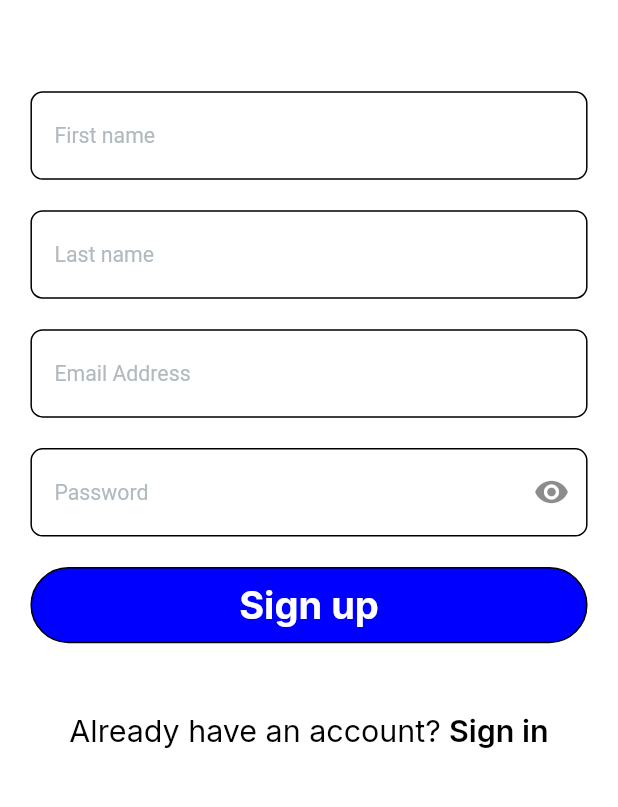
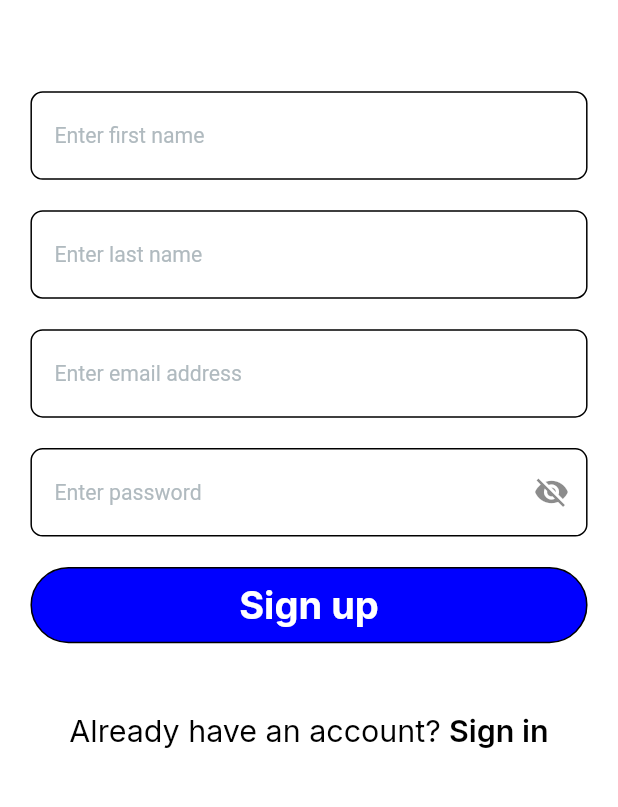
Before and after one commit to ImtiazChowdhuryWork/FitSnap_AI, a Flutter app: the SignUpScreen screen opened by its route, on a phone screen of 412 x 824 dp, the part 140-947 px from its top. Run offline on Flutter 3.47's test engine with Material 3 defaults, Android fonts, the light colour scheme and no system bars; drawn by our look-alikes of auto_animated; our stand-ins replace custom_navigation_bar, dio, flutter_screenutil, flutter_svg, get, get_it and 5 more; missing offline and left inert: dotlottie_loader; accounts and stored records are empty.

Commit message:
SignUp Screen api added

```diff
--- /dev/null
+++ b/lib/features/auth/presentation/sign_up/presentation/sign_up_screen.dart
@@ -0,0 +1,211 @@
+import 'package:fitsnap_ai/constants/validator.dart';
+import 'package:fitsnap_ai/networks/api_acess.dart';
+import 'package:fitsnap_ai/provider/sign_up_screen_provider.dart';
+import 'package:flutter/material.dart';
+import 'package:flutter/services.dart';
+import 'package:flutter_screenutil/flutter_screenutil.dart';
+import 'package:provider/provider.dart';
+
+import '../../../../../common_widgets/custom_back_button.dart';
+import '../../../../../common_widgets/custom_elevated_button.dart';
+import '../../../../../common_widgets/custom_text_form_field.dart';
+import '../../../../../common_widgets/custom_toast.dart';
+import '../../../../../constants/text_font_style.dart';
+import '../../../../../gen/colors.gen.dart';
+import '../../../../../helpers/all_routes.dart';
+import '../../../../../helpers/navigation_service.dart';
+import '../../../../../helpers/ui_helpers.dart';
+
+class SignUpScreen extends StatelessWidget {
+  SignUpScreen({super.key});
+
+  final _formKey = GlobalKey<FormState>();
+
+  @override
+  Widget build(BuildContext context) {
+    return Scaffold(
+      body:
+          Consumer<SignUpScreenProvider>(builder: (context, controller, child) {
+        return SafeArea(
+          child: Padding(
+            padding: EdgeInsets.all(UIHelper.kDefaulutPadding()),
+            child: SingleChildScrollView(
+              child: Column(
+                crossAxisAlignment: CrossAxisAlignment.center,
+                children: [
+                  ///Back Button
+                  Align(
+                    alignment: Alignment.centerLeft,
+                    child: CustomBackButton(),
+                  ),
+
+                  ///Text : FitSnap AI
+                  Text(
+                    "FitSnap AI",
+                    style:
+                        TextFontStyle.headline25BoldcFFFFFFStyleInter.copyWith(
+                      color: AppColors.c0000ff,
+                      fontWeight: FontWeight.bold,
+                      fontSize: 40.sp,
+                    ),
+                  ),
+                  UIHelper.verticalSpace(60.h),
+
+                  /// ✅ Wrap fields in a Form
+                  Form(
+                    key: _formKey,
+                    child: Column(
+                      children: [
+                        ///First Name Field
+                        CustomFormField(
+                          controller: controller.firstNameController,
+                          hintText: "Enter first name",
+                          borderColor: AppColors.c000000,
+                          borderRadius: 8.h,
+                          validator: (value) {
+                            if (controller.firstNameController.text.isEmpty) {
+                              return 'Enter your first name';
+                            } else {
+                              return null;
+                            }
+                          },
+                        ),
+                        UIHelper.verticalSpace(20.h),
+
+                        ///Last Name Field
+                        CustomFormField(
+                          controller: controller.lastNameController,
+                          hintText: "Enter last name",
+                          borderColor: AppColors.c000000,
+                          borderRadius: 8.h,
+                          validator: (value) {
+                            if (controller.lastNameController.text.isEmpty) {
+                              return 'Enter your last name';
+                            } else {
+                              return null;
+                            }
+                          },
+                        ),
+                        UIHelper.verticalSpace(20.h),
+
+                        ///Email Field
+                        CustomFormField(
+                          controller: controller.eamilController,
+                          hintText: "Enter email address",
+                          borderColor: AppColors.c000000,
+                          borderRadius: 8.h,
+                          validator: emailValidator,
+                        ),
+                        UIHelper.verticalSpace(20.h),
+
+                        ///Password Field
+                        CustomFormField(
+                          controller: controller.passwordController,
+                          hintText: "Enter password",
+                          borderColor: AppColors.c000000,
+                          borderRadius: 8.h,
+                          suffixIcon: IconButton(
+                            onPressed: () {
+                              controller.setPasswordMode();
+                            },
+                            icon: Icon(
+                              controller.passwordMode
+                                  ? Icons.visibility_off
+                                  : Icons.visibility,
+                            ),
+                          ),
+                          inputFormatters: [
+                            FilteringTextInputFormatter.deny(
+                                RegExp(r'[^\S\r\n]')),
+                          ],
+                          onChanged: (value) {
+                            controller.passwordController.text =
+                                value.replaceAll(RegExp(r'\s+'), '');
+                          },
+                          validator: passwordValidator,
+                        ),
+                        UIHelper.verticalSpace(20.h),
+                      ],
+                    ),
+                  ),
+
+                  ///Button : Sign up
+                  CustomElevatedButton(
+                    buttonTitle: "Sign up",
+                    borderRadius: 250.r,
+                    isButtonBorderUsed: true,
+                    buttonBorderColor: AppColors.c000000,
+                    onTap: () async {
+                      try {
+                        if (_formKey.currentState!.validate()) {
+                          bool isSuccess = await postSignUpRx.signUp(
+                            firstName:
+                                controller.firstNameController.text.toString(),
+                            lastName:
+                                controller.lastNameController.text.toString(),
+                            email: controller.eamilController.text.toString(),
+                            password:
+                                controller.passwordController.text.toString(),
+                          );
+
+                          if (isSuccess) {
+                            NavigationService.navigateToUntilReplacement(
+                                Routes.navBarScreen);
+                            CustomToastMessage('Success',
+                                'Signup succeded. Welcome to FitSnapAI');
+                          } else {
+                            CustomToastMessage(
+                                'Error', 'Signup failed. Please try again.');
+                          }
+                        }
+                      } catch (error) {
+                        // ⚠️ Catch unexpected errors
+                        CustomToastMessage(
+                            'Error', 'Something went wrong. Please try again.');
+                        // Optional: log the error for debugging
+                        print('Signup Error: $error');
+                      }
+                    },
+                  ),
+                  UIHelper.verticalSpace(45.h),
+
+                  ///Text : Already have an account?
+                  ///Button : Sign In
+                  Row(
+                    mainAxisAlignment: MainAxisAlignment.center,
+                    children: [
+                      Text(
+                        "Already have an account?",
+                        style: TextFontStyle.headline25BoldcFFFFFFStyleInter
+                            .copyWith(
+                          fontSize: 20.sp,
+                          color: AppColors.c000000,
+                          fontWeight: FontWeight.normal,
+                        ),
+                      ),
+                      UIHelper.horizontalSpace(5.w),
+                      InkWell(
+                        onTap: () {
+                          NavigationService.navigateTo(Routes.signinScreen);
+                        },
+                        child: Text(
+                          "Sign in",
+                          style: TextFontStyle.headline25BoldcFFFFFFStyleInter
+                              .copyWith(
+                            fontSize: 20.sp,
+                            color: AppColors.c000000,
+                            fontWeight: FontWeight.w600,
+                          ),
+                        ),
+                      ),
+                    ],
+                  ),
+                ],
+              ),
+            ),
+          ),
+        );
+      }),
+    );
+  }
+}
--- a/lib/features/auth/presentation/sign_up/sign_up_screen.dart
+++ /dev/null
@@ -1,124 +0,0 @@
-import 'package:fitsnap_ai/helpers/ui_helpers.dart';
-import 'package:flutter/material.dart';
-import 'package:flutter_screenutil/flutter_screenutil.dart';
-
-import '../../../../common_widgets/custom_back_button.dart';
-import '../../../../common_widgets/custom_elevated_button.dart';
-import '../../../../common_widgets/custom_text_form_field.dart';
-import '../../../../constants/text_font_style.dart';
-import '../../../../gen/colors.gen.dart';
-import '../../../../helpers/all_routes.dart';
-import '../../../../helpers/navigation_service.dart';
-
-class SignUpScreen extends StatelessWidget {
-  const SignUpScreen({super.key});
-
-  @override
-  Widget build(BuildContext context) {
-    return Scaffold(
-      body: SafeArea(
-        child: Padding(
-          padding: EdgeInsets.all(UIHelper.kDefaulutPadding()),
-          child: SingleChildScrollView(
-            child: Column(
-              crossAxisAlignment: CrossAxisAlignment.center,
-              children: [
-                ///Back Button
-                Align(
-                  alignment: Alignment.centerLeft,
-                  child: CustomBackButton(),
-                ),
-
-                ///Text : FitSnap AI
-                Text(
-                  "FitSnap AI",
-                  style: TextFontStyle.headline25BoldcFFFFFFStyleInter.copyWith(
-                    color: AppColors.c0000ff,
-                    fontWeight: FontWeight.bold,
-                    fontSize: 40.sp,
-                  ),
-                ),
-                UIHelper.verticalSpace(60.h),
-
-                ///First Name Field
-                CustomFormField(
-                  hintText: "First name",
-                  borderColor: AppColors.c000000,
-                  borderRadius: 8.h,
-                ),
-                UIHelper.verticalSpace(20.h),
-
-                ///Last Name Field
-                CustomFormField(
-                  hintText: "Last name",
-                  borderColor: AppColors.c000000,
-                  borderRadius: 8.h,
-                ),
-                UIHelper.verticalSpace(20.h),
-
-                ///Email Field
-                CustomFormField(
-                  hintText: "Email Address",
-                  borderColor: AppColors.c000000,
-                  borderRadius: 8.h,
-                ),
-                UIHelper.verticalSpace(20.h),
-
-                ///Password Field
-                CustomFormField(
-                  hintText: "Password",
-                  borderColor: AppColors.c000000,
-                  borderRadius: 8.h,
-                  suffixIcon: Icon(Icons.visibility),
-                ),
-                UIHelper.verticalSpace(20.h),
-
-                ///Button : Sign up
-                CustomElevatedButton(
-                  buttonTitle: "Sign up",
-                  borderRadius: 250.r,
-                  isButtonBorderUsed: true,
-                  buttonBorderColor: AppColors.c000000,
-                ),
-                UIHelper.verticalSpace(45.h),
-
-                ///Text : Already have an account?
-                ///Button : Sign In
-
-                Row(
-                  mainAxisAlignment: MainAxisAlignment.center,
-                  children: [
-                    Text(
-                      "Already have an account?",
-                      style: TextFontStyle.headline25BoldcFFFFFFStyleInter
-                          .copyWith(
-                        fontSize: 20.sp,
-                        color: AppColors.c000000,
-                        fontWeight: FontWeight.normal,
-                      ),
-                    ),
-                    UIHelper.horizontalSpace(5.w),
-                    InkWell(
-                      onTap: () {
-                        NavigationService.navigateTo(Routes.signinScreen);
-                      },
-                      child: Text(
-                        "Sign in",
-                        style: TextFontStyle.headline25BoldcFFFFFFStyleInter
-                            .copyWith(
-                          fontSize: 20.sp,
-                          color: AppColors.c000000,
-                          fontWeight: FontWeight.w600,
-                        ),
-                      ),
-                    ),
-                  ],
-                ),
-              ],
-            ),
-          ),
-        ),
-      ),
-    );
-  }
-}
--- a/lib/helpers/all_routes.dart
+++ b/lib/helpers/all_routes.dart
@@ -12,7 +12,7 @@ import 'package:fitsnap_ai/features/auth/presentation/sign_in/sign_in_screen.dar
 import 'package:fitsnap_ai/features/registration_successful/presentation/registration_successful_screen.dart';
 import 'package:fitsnap_ai/features/auth/presentation/reset_password/reset_pasword_screen.dart';
 import 'package:fitsnap_ai/features/auth/presentation/send_verification_code/send_verificatin_code_screen.dart';
-import 'package:fitsnap_ai/features/auth/presentation/sign_up/sign_up_screen.dart';
+import 'package:fitsnap_ai/features/auth/presentation/sign_up/presentation/sign_up_screen.dart';
 import 'package:fitsnap_ai/features/subscription_billing/presentation/subscription_billing_screen.dart';
 import 'package:fitsnap_ai/features/auth/presentation/verify_code/verify_code_screen.dart';
 import 'package:fitsnap_ai/features/well_done/presentation/well_done_screen.dart';
--- a/lib/helpers/register_provider.dart
+++ b/lib/helpers/register_provider.dart
@@ -3,6 +3,7 @@ import 'package:provider/provider.dart';
 import '../provider/custom_radius_button_controller.dart';
 import '../provider/ai_cam_impage_picker_provider.dart';
 import '../provider/navigation_provider.dart';
+import '../provider/sign_up_screen_provider.dart';
 import '../provider/update_profile_info_provider.dart';
 
 var providers = [
@@ -14,4 +15,6 @@ var providers = [
       create: ((context) => AiCamImagePickerProvider())),
   ChangeNotifierProvider<UpdateProfileInfoProvider>(
       create: ((context) => UpdateProfileInfoProvider())),
+  ChangeNotifierProvider<SignUpScreenProvider>(
+      create: ((context) => SignUpScreenProvider())),
 ];
--- a/lib/networks/api_acess.dart
+++ b/lib/networks/api_acess.dart
@@ -96,8 +96,18 @@
 
 // PostAddQuoteRX postAddQuoteRX =
 //     PostAddQuoteRX(empty: {}, dataFetcher: BehaviorSubject<Map>());
-// // GetThemeRx getThemeRx =
-// //     GetThemeRx(empty: {}, dataFetcher: BehaviorSubject<Map>());
-// //put
-// // PutUpdatePasswordRX putUpdatePasswordRXObj =
-// //     PutUpdatePasswordRX(empty: {}, dataFetcher: BehaviorSubject<Map>());
+// GetThemeRx getThemeRx =
+//     GetThemeRx(empty: {}, dataFetcher: BehaviorSubject<Map>());
+//put
+// PutUpdatePasswordRX putUpdatePasswordRXObj =
+//     PutUpdatePasswordRX(empty: {}, dataFetcher: BehaviorSubject<Map>());
+
+import 'package:fitsnap_ai/features/auth/data/rx_post_sign_up/rx.dart';
+import 'package:fitsnap_ai/features/auth/presentation/sign_up/model/sign_up_model.dart';
+import 'package:rxdart/subjects.dart';
+
+///FitSnapAI Start
+PostSignUpRx postSignUpRx = PostSignUpRx(
+    empty: SignUpModel(), dataFetcher: BehaviorSubject<SignUpModel>());
+
+///FitSnapAI End
--- /dev/null
+++ b/lib/provider/sign_up_screen_provider.dart
@@ -0,0 +1,18 @@
+import 'package:flutter/material.dart';
+
+class SignUpScreenProvider extends ChangeNotifier {
+  ///Password
+  bool _passwordHidden = true;
+  bool get passwordMode => _passwordHidden;
+
+  ///Set Password Mode
+  void setPasswordMode() {
+    _passwordHidden != _passwordHidden;
+    notifyListeners();
+  }
+
+  TextEditingController firstNameController = TextEditingController();
+  TextEditingController lastNameController = TextEditingController();
+  TextEditingController eamilController = TextEditingController();
+  TextEditingController passwordController = TextEditingController();
+}
```
Also changed, not shown: lib/constants/validator.dart (added, +34 -0 lines), lib/features/auth/data/rx_post_sign_up/api.dart (added, +47 -0 lines), lib/features/auth/data/rx_post_sign_up/rx.dart (added, +62 -0 lines), lib/features/auth/presentation/sign_up/model/sign_up_model.dart (added, +48 -0 lines), lib/networks/endpoints.dart (+5 -2 lines).
